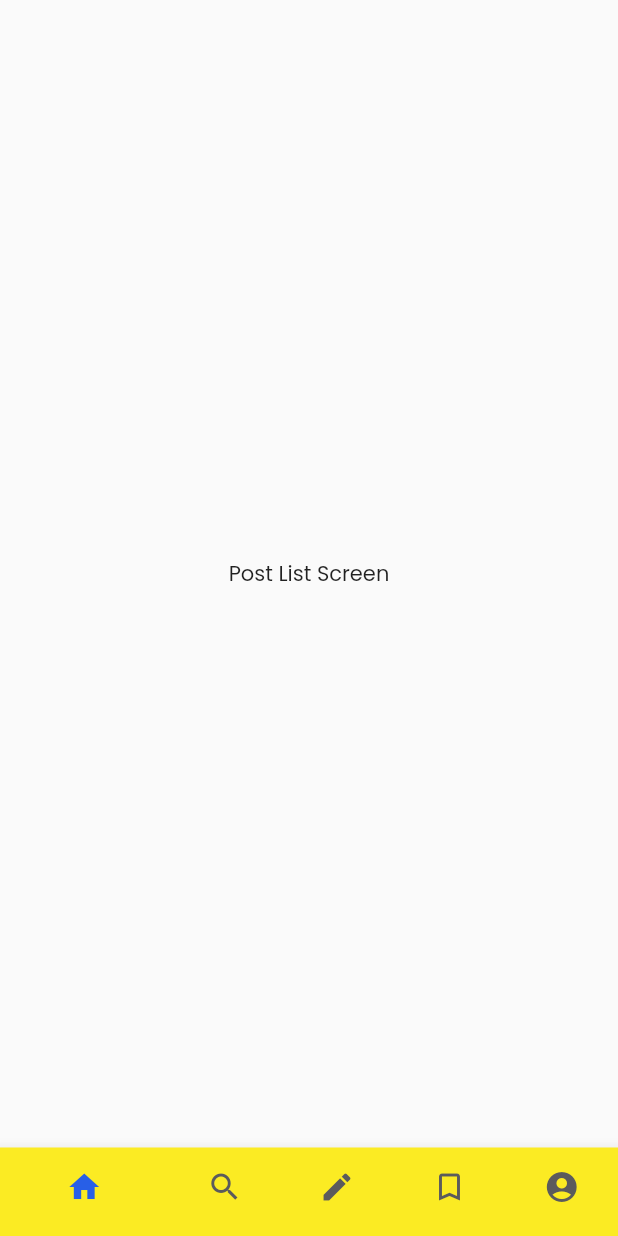
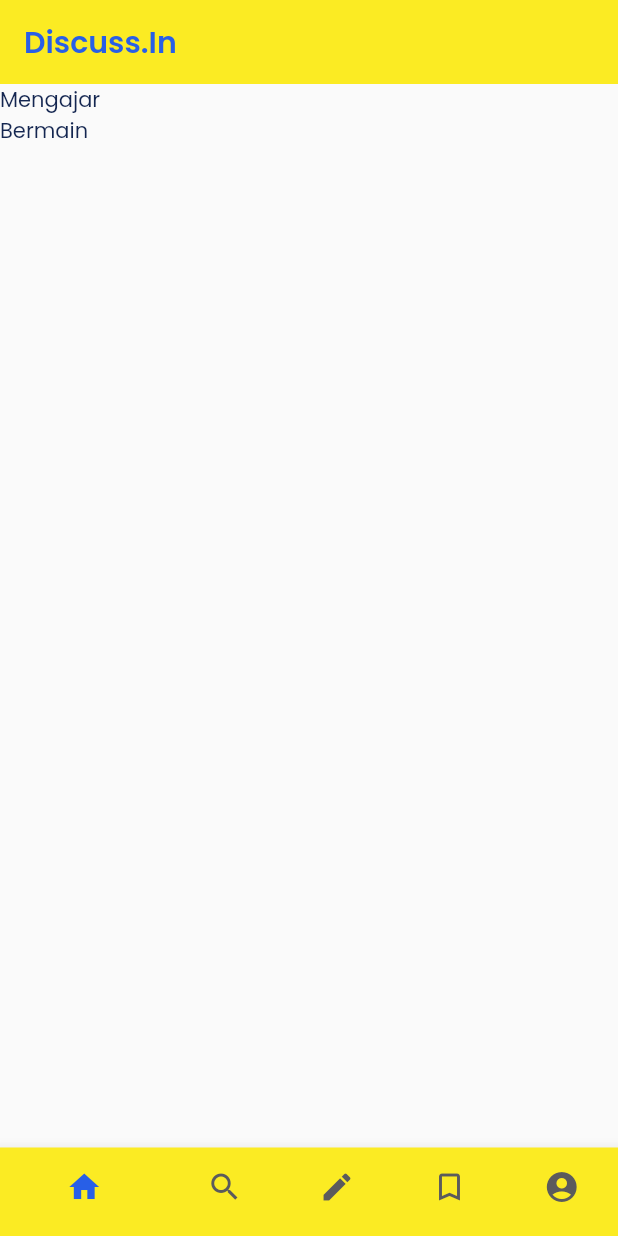
Before and after one commit to yashagozwan/discussin-mobile, a Flutter app: the screen it shows after launch, on a phone screen of 412 x 824 dp. Run offline on Flutter 3.47's test engine with Material 2 defaults, Android fonts, the phone set to English and light mode, and no system bars; our stand-ins replace flutter_riverpod; statements that could not run were skipped.

Commit message:
add model, viewModel, service, in feature/postList

```diff
--- a/lib/src/screen/post_list/post_list_screen.dart
+++ b/lib/src/screen/post_list/post_list_screen.dart
@@ -1,3 +1,7 @@
+import 'package:discussin_mobile/src/app.dart';
+import 'package:discussin_mobile/src/util/colors.dart';
+import 'package:discussin_mobile/src/view_model/post_list_view_model.dart';
+import 'package:discussin_mobile/src/widget/text_pro.dart';
 import 'package:flutter/material.dart';
 import 'package:flutter_riverpod/flutter_riverpod.dart';
 
@@ -9,12 +13,51 @@ class PostListScreen extends ConsumerStatefulWidget {
 }
 
 class _PostListScreenState extends ConsumerState<PostListScreen> {
+  Future<void> _initial() async {
+    Future(() {
+      final viewModel = ref.read(postListViewModel);
+      viewModel.loadPosts();
+    });
+  }
+
+  @override
+  void initState() {
+    super.initState();
+    _initial();
+  }
+
   @override
   Widget build(BuildContext context) {
-    return const Scaffold(
-      body: Center(
-        child: Text('Post List Screen'),
+    return Scaffold(
+      appBar: AppBar(
+        title: const TextPro(
+          'Discuss.In',
+          color: primaryBlue,
+          fontWeight: FontWeight.w600,
+        ),
+        backgroundColor: yellow,
+        elevation: 0,
       ),
+      body: _buildList(),
+    );
+  }
+
+  Widget _buildList() {
+    return Consumer(
+      builder: (context, ref, child) {
+        final viewModel = ref.watch(postListViewModel);
+        final posts = viewModel.posts;
+        return ListView.separated(
+          itemBuilder: (context, index) {
+            final post = posts.elementAt(index);
+            return Container(
+              child: TextPro(post.name),
+            );
+          },
+          separatorBuilder: (context, index) => const SizedBox(),
+          itemCount: viewModel.posts.length,
+        );
+      },
     );
   }
 }
```
Also changed, not shown: lib/src/model/post_model.dart (added, +21 -0 lines), lib/src/service/post_service.dart (added, +27 -0 lines), lib/src/util/finite_state.dart (added, +16 -0 lines), lib/src/view_model/post_list_view_model.dart (added, +29 -0 lines).
